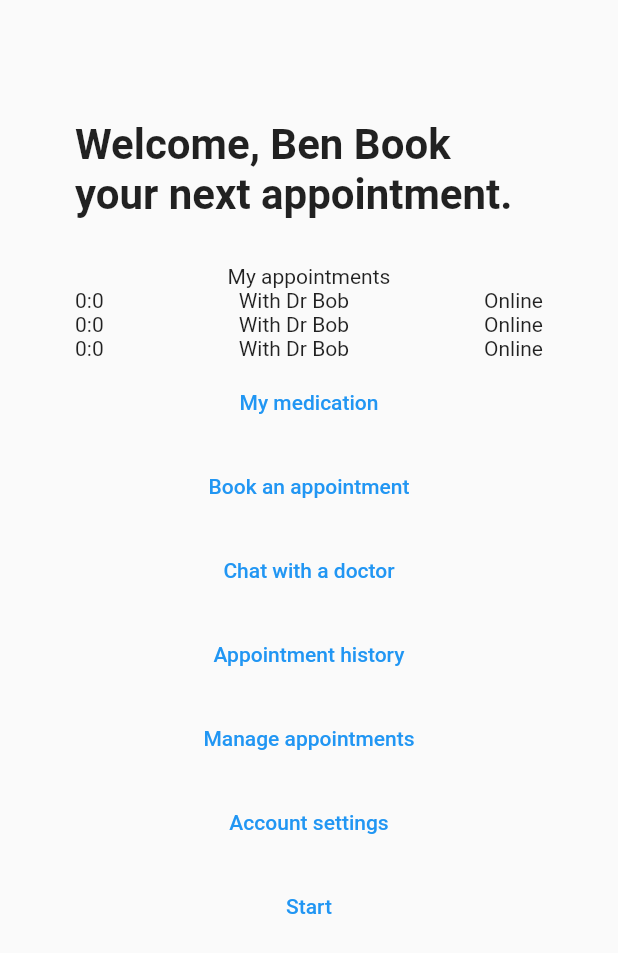
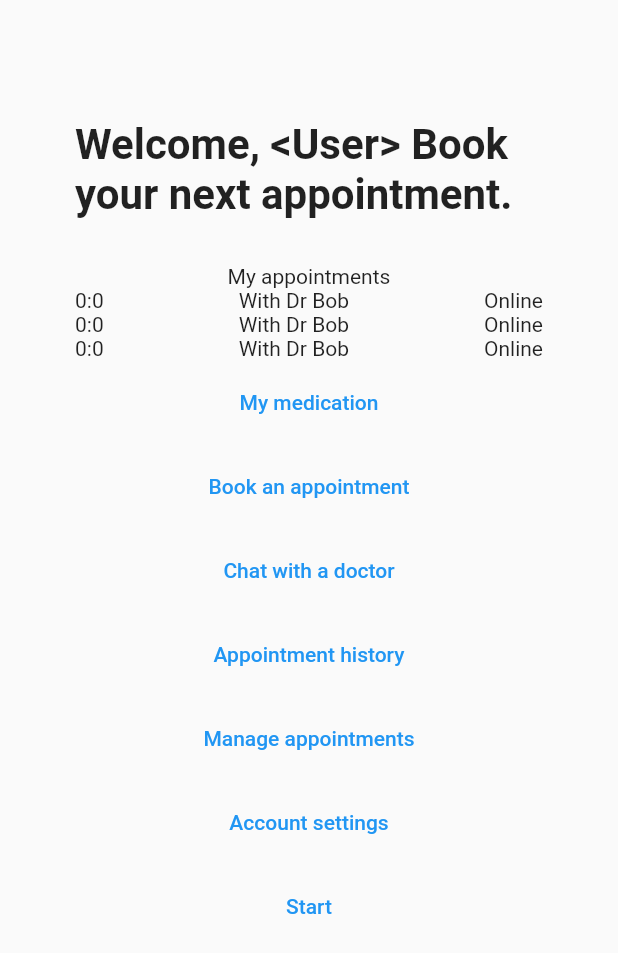
Before and after one commit to AnthonyLimanto/SEPT_Project, a Flutter app: the Home screen opened by its route, on a phone screen of 412 x 824 dp. Shown: the top 953 px of the screen. Run offline on Flutter 3.47's test engine with Material 2 defaults, Android fonts, the phone set to English and light mode, and no system bars.

Commit message:
Fix code formatting/indentations

```diff
--- a/shrimpfriedrice/lib/Pages/home.dart
+++ b/shrimpfriedrice/lib/Pages/home.dart
@@ -9,7 +9,7 @@ class Home extends StatefulWidget {
 }
 
 class HomeState extends State<Home> {
-  String name = 'Ben';
+  String name = '<User>';
   final textButtonStyle =
       TextButton.styleFrom(padding: const EdgeInsets.all(20.0));
 
@@ -22,7 +22,10 @@ class HomeState extends State<Home> {
                   padding: const EdgeInsets.symmetric(vertical: 30.0),
                   child: Text("Welcome, $name Book your next appointment.",
                       style: const TextStyle(
-                      fontSize: 28, fontWeight: FontWeight.bold)))),
+                          fontSize: 28, fontWeight: FontWeight.bold),
+                  ),
+              ),
+          ),
           const AppointmentList(),
           TextButton(
             style: textButtonStyle,
@@ -65,6 +68,8 @@ class HomeState extends State<Home> {
             },
             child: const Text("Start"),
           ),
-    ]));
+        ],
+      ),
+    );
   }
 }
```
Lines whose indentation alone changed are shown as unchanged.
